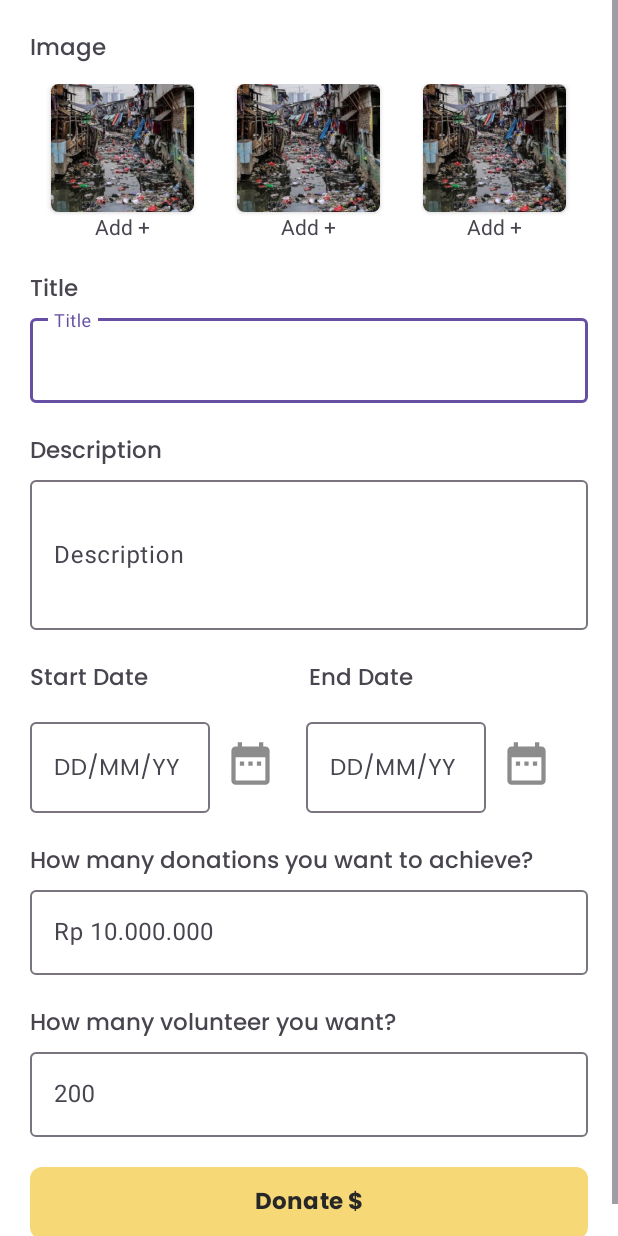
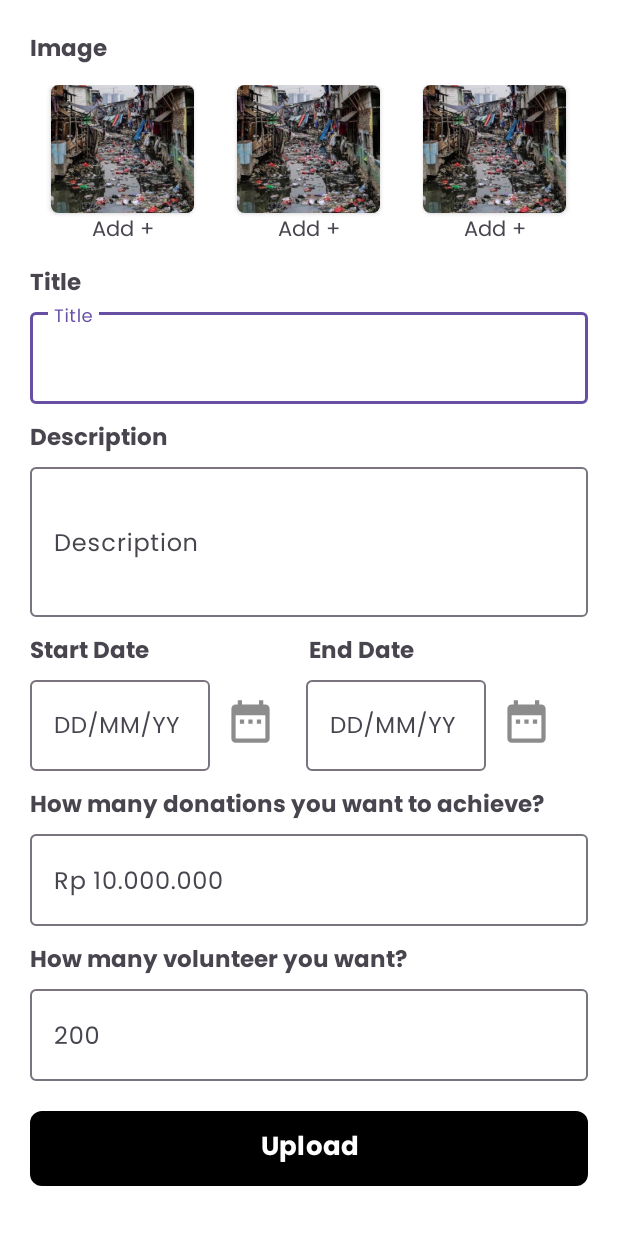
Before and after one commit to TatangMengkudu/BANGKIT-SOStainable, an Android app: the layout activity_create.xml on its own in the app's theme, with its tools: preview values and no code run, on a phone screen of 412 x 824 dp. Run offline under Robolectric (Android 15) with nearby library versions, the phone set to English and light mode, and no system bars.

Commit message:
[CREATE] Improved the create activity page

```diff
--- a/app/src/main/AndroidManifest.xml
+++ b/app/src/main/AndroidManifest.xml
@@ -19,17 +19,20 @@
             android:name=".view.main.profile.ProfileFragment"
             android:exported="false" />
         <activity
-            android:name=".view.main.news.NewsActivity"
+            android:name=".view.main.bookmark.BookmarkActivity"
             android:exported="false" />
         <activity
             android:name=".view.main.donate.DonateActivity"
+            android:exported="false" />
+        <activity
+            android:name=".view.main.create.CreateActivity"
             android:exported="false" />
         <activity
             android:name=".view.main.detail.DetailActivity"
             android:exported="false" />
         <activity
             android:name=".view.login.LoginActivity"
-            android:exported="true" >
+            android:exported="true">
             <intent-filter>
                 <action android:name="android.intent.action.MAIN" />
 
@@ -46,5 +49,4 @@
             android:name=".view.main.MainActivity"
             android:exported="false" />
     </application>
-
 </manifest>
--- /dev/null
+++ b/app/src/main/java/com/bangkit/sostainable/view/main/bookmark/BookmarkActivity.kt
@@ -0,0 +1,12 @@
+package com.bangkit.sostainable.view.main.bookmark
+
+import android.os.Bundle
+import androidx.appcompat.app.AppCompatActivity
+import com.bangkit.sostainable.R
+
+class BookmarkActivity : AppCompatActivity() {
+    override fun onCreate(savedInstanceState: Bundle?) {
+        super.onCreate(savedInstanceState)
+        setContentView(R.layout.activity_bookmark)
+    }
+}
--- a/app/src/main/java/com/bangkit/sostainable/view/main/news/NewsActivity.kt
+++ /dev/null
@@ -1,21 +0,0 @@
-package com.bangkit.sostainable.view.main.news
-
-import android.os.Bundle
-import androidx.activity.enableEdgeToEdge
-import androidx.appcompat.app.AppCompatActivity
-import androidx.core.view.ViewCompat
-import androidx.core.view.WindowInsetsCompat
-import com.bangkit.sostainable.R
-
-class NewsActivity : AppCompatActivity() {
-    override fun onCreate(savedInstanceState: Bundle?) {
-        super.onCreate(savedInstanceState)
-        enableEdgeToEdge()
-        setContentView(R.layout.activity_news)
-        ViewCompat.setOnApplyWindowInsetsListener(findViewById(R.id.main)) { v, insets ->
-            val systemBars = insets.getInsets(WindowInsetsCompat.Type.systemBars())
-            v.setPadding(systemBars.left, systemBars.top, systemBars.right, systemBars.bottom)
-            insets
-        }
-    }
-}
--- a/app/src/main/res/layout/activity_news.xml
+++ b/app/src/main/res/layout/activity_bookmark.xml
@@ -5,6 +5,6 @@
     android:id="@+id/main"
     android:layout_width="match_parent"
     android:layout_height="match_parent"
-    tools:context=".view.main.news.NewsActivity">
+    tools:context=".view.main.bookmark.BookmarkActivity">
 
 </androidx.constraintlayout.widget.ConstraintLayout>
--- a/app/src/main/res/layout/activity_create.xml
+++ b/app/src/main/res/layout/activity_create.xml
@@ -42,7 +42,7 @@
             android:id="@+id/textView3"
             android:layout_width="0dp"
             android:layout_height="wrap_content"
-            android:fontFamily="@font/poppins_medium"
+            android:fontFamily="@font/poppins_bold"
             android:text="Image"
             android:textSize="15sp"
             app:layout_constraintEnd_toStartOf="@+id/guidelineVerticalRight"
@@ -80,6 +80,7 @@
                     android:layout_width="wrap_content"
                     android:layout_height="wrap_content"
                     android:text="Add +"
+                    android:fontFamily="@font/poppins"
                     android:layout_gravity="center"/>
             </LinearLayout>
             <LinearLayout
@@ -104,6 +105,7 @@
                     android:layout_width="wrap_content"
                     android:layout_height="wrap_content"
                     android:text="Add +"
+                    android:fontFamily="@font/poppins"
                     android:layout_gravity="center"/>
             </LinearLayout>
             <LinearLayout
@@ -128,18 +130,19 @@
                     android:layout_width="wrap_content"
                     android:layout_height="wrap_content"
                     android:text="Add +"
+                    android:fontFamily="@font/poppins"
                     android:layout_gravity="center"/>
             </LinearLayout>
         </LinearLayout>
 
         <TextView
             android:id="@+id/tv_title"
-            android:layout_marginTop="20dp"
+            android:layout_marginTop="10dp"
             android:layout_width="0dp"
             android:layout_height="wrap_content"
             android:text="Title"
             android:textSize="15sp"
-            android:fontFamily="@font/poppins_medium"
+            android:fontFamily="@font/poppins_bold"
             app:layout_constraintEnd_toStartOf="@+id/guidelineVerticalRight"
             app:layout_constraintStart_toStartOf="@+id/guidelineVerticalLeft"
             app:layout_constraintTop_toBottomOf="@+id/ly_addImage"/>
@@ -158,17 +161,18 @@
                 android:layout_width="match_parent"
                 android:layout_height="wrap_content"
                 android:hint="Title"
+                android:fontFamily="@font/poppins"
                 android:textColorHint="@color/textGreyColor"/>
         </com.google.android.material.textfield.TextInputLayout>
 
         <TextView
             android:id="@+id/tv_desc"
-            android:layout_marginTop="20dp"
+            android:layout_marginTop="10dp"
             android:layout_width="0dp"
             android:layout_height="wrap_content"
             android:text="Description"
             android:textSize="15sp"
-            android:fontFamily="@font/poppins_medium"
+            android:fontFamily="@font/poppins_bold"
             app:layout_constraintEnd_toStartOf="@+id/guidelineVerticalRight"
             app:layout_constraintStart_toStartOf="@+id/guidelineVerticalLeft"
             app:layout_constraintTop_toBottomOf="@+id/formTitle"/>
@@ -187,6 +191,7 @@
                 android:layout_width="match_parent"
                 android:layout_height="100dp"
                 android:hint="Description"
+                android:fontFamily="@font/poppins"
                 android:textColorHint="@color/textGreyColor"/>
         </com.google.android.material.textfield.TextInputLayout>
 
@@ -200,23 +205,22 @@
             app:layout_constraintTop_toBottomOf="@+id/formDesc">
             <TextView
                 android:id="@+id/tv_startDate"
-                android:layout_marginTop="20dp"
+                android:layout_marginTop="10dp"
                 android:layout_weight="1"
                 android:layout_width="match_parent"
                 android:layout_height="wrap_content"
                 android:text="Start Date"
                 android:textSize="15sp"
-                android:fontFamily="@font/poppins_medium"/>
+                android:fontFamily="@font/poppins_bold"/>
             <TextView
                 android:id="@+id/tv_endDate"
                 android:layout_weight="1"
-                android:layout_marginTop="20dp"
+                android:layout_marginTop="10dp"
                 android:layout_width="match_parent"
                 android:layout_height="wrap_content"
                 android:text="End Date"
                 android:textSize="15sp"
-                android:fontFamily="@font/poppins_medium"/>
-
+                android:fontFamily="@font/poppins_bold"/>
         </LinearLayout>
 
         <LinearLayout
@@ -224,7 +228,6 @@
             android:layout_width="0dp"
             android:layout_height="wrap_content"
             android:orientation="horizontal"
-            android:layout_marginTop="10dp"
             app:layout_constraintEnd_toStartOf="@+id/guidelineVerticalRight"
             app:layout_constraintStart_toStartOf="@+id/guidelineVerticalLeft"
             app:layout_constraintTop_toBottomOf="@+id/ly_date">
@@ -280,12 +283,12 @@
 
         <TextView
             android:id="@+id/tv_donate"
-            android:layout_marginTop="20dp"
+            android:layout_marginTop="10dp"
             android:layout_width="0dp"
             android:layout_height="wrap_content"
             android:text="How many donations you want to achieve?"
             android:textSize="15sp"
-            android:fontFamily="@font/poppins_medium"
+            android:fontFamily="@font/poppins_bold"
             app:layout_constraintEnd_toStartOf="@+id/guidelineVerticalRight"
             app:layout_constraintStart_toStartOf="@+id/guidelineVerticalLeft"
             app:layout_constraintTop_toBottomOf="@+id/ly_formDate"/>
@@ -304,17 +307,18 @@
                 android:layout_width="match_parent"
                 android:layout_height="wrap_content"
                 android:hint="Rp 10.000.000"
+                android:fontFamily="@font/poppins"
                 android:textColorHint="@color/textGreyColor"/>
         </com.google.android.material.textfield.TextInputLayout>
 
         <TextView
             android:id="@+id/tv_volunteer"
-            android:layout_marginTop="20dp"
+            android:layout_marginTop="10dp"
             android:layout_width="0dp"
             android:layout_height="wrap_content"
             android:text="How many volunteer you want?"
             android:textSize="15sp"
-            android:fontFamily="@font/poppins_medium"
+            android:fontFamily="@font/poppins_bold"
             app:layout_constraintEnd_toStartOf="@+id/guidelineVerticalRight"
             app:layout_constraintStart_toStartOf="@+id/guidelineVerticalLeft"
             app:layout_constraintTop_toBottomOf="@+id/formDonate"/>
@@ -333,6 +337,7 @@
                 android:layout_width="match_parent"
                 android:layout_height="wrap_content"
                 android:hint="200"
+                android:fontFamily="@font/poppins"
                 android:textColorHint="@color/textGreyColor"/>
         </com.google.android.material.textfield.TextInputLayout>
 
@@ -341,15 +346,14 @@
             android:layout_width="0dp"
             android:layout_height="wrap_content"
             android:layout_marginTop="20dp"
-            android:text="@string/detailButtonDonate"
-            android:textSize="15sp"
-            android:textColor="@color/colorPrimary"
+            android:text="Upload"
+            android:textSize="17sp"
+            android:textColor="@color/white"
             android:background="@drawable/custom_button"
-            app:backgroundTint="@color/yellow"
+            app:backgroundTint="@color/black"
             android:fontFamily="@font/poppins_bold"
             app:layout_constraintTop_toBottomOf="@+id/formVolunteer"
             app:layout_constraintEnd_toEndOf="@+id/guidelineVerticalRight"
             app:layout_constraintStart_toStartOf="@+id/guidelineVerticalLeft" />
-
     </androidx.constraintlayout.widget.ConstraintLayout>
 </ScrollView>
```
